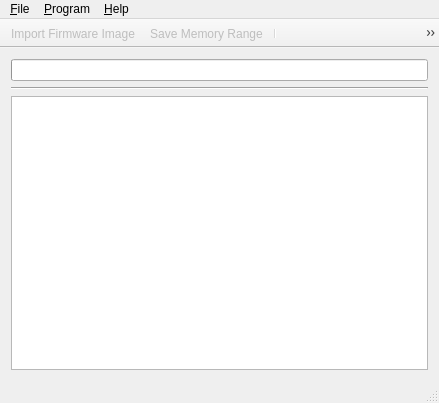
Before: the Qt Designer form Bootloader/MainWindow.ui in antonpinchuk/PIC24-HID-Bootloader-QT, drawn with Qt 5.
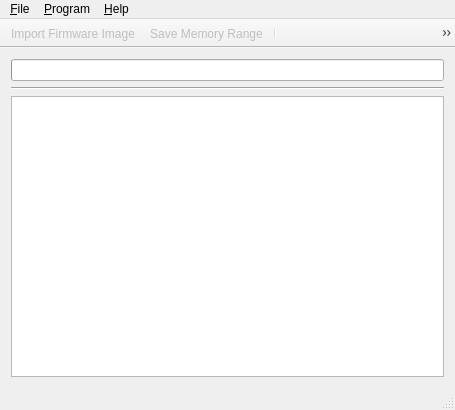
After: the same form once the commit is applied. Icons and pictures are not drawn.

Commit message: Fix UI size and WriteComplite/ReadComplite signal

```diff
--- a/Bootloader/MainWindow.ui
+++ b/Bootloader/MainWindow.ui
@@ -6,8 +6,8 @@
    <rect>
     <x>0</x>
     <y>0</y>
-    <width>439</width>
-    <height>403</height>
+    <width>455</width>
+    <height>410</height>
    </rect>
   </property>
   <property name="sizePolicy">
@@ -16,6 +16,12 @@
     <verstretch>0</verstretch>
    </sizepolicy>
   </property>
+  <property name="minimumSize">
+   <size>
+    <width>455</width>
+    <height>410</height>
+   </size>
+  </property>
   <property name="windowTitle">
    <string notr="true">USB HID Bootloader</string>
   </property>
@@ -62,7 +68,7 @@
     <rect>
      <x>0</x>
      <y>0</y>
-     <width>439</width>
+     <width>455</width>
      <height>21</height>
     </rect>
    </property>
```
The commit also changes 4 other files.
